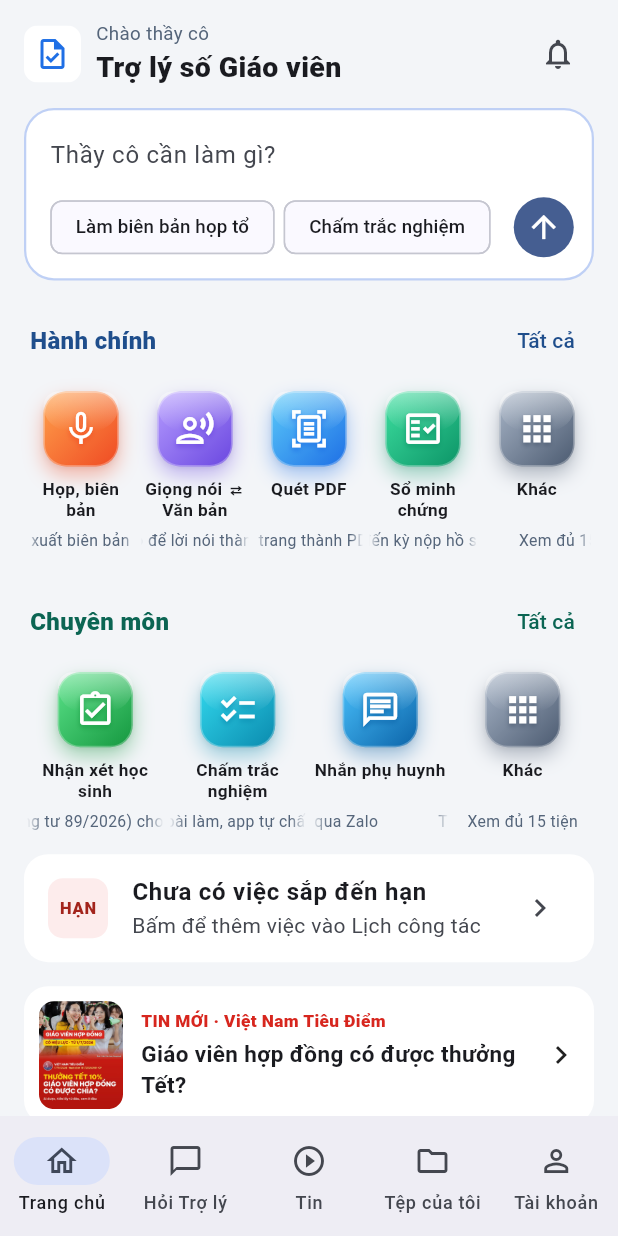
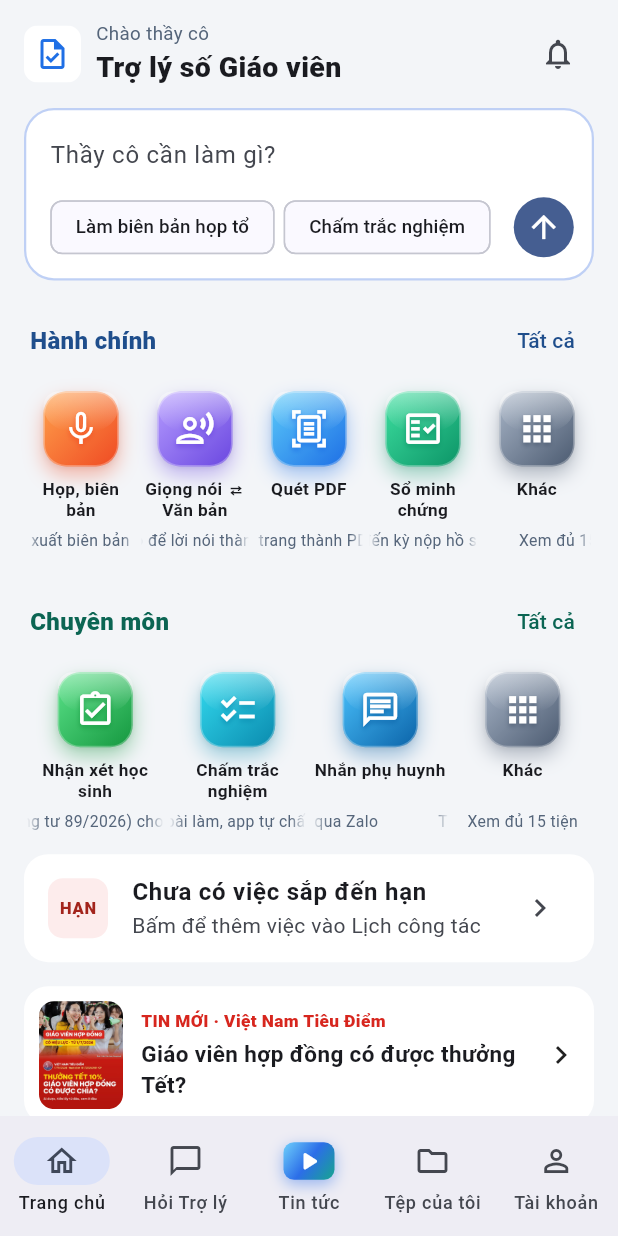
Before and after one commit to toannguyen210579-web/tro-ly-so-giao-vien, a Flutter app: the screen it shows after launch, on a phone screen of 412 x 824 dp. Run offline on Flutter 3.47's test engine with Material 3 defaults, Android fonts, the phone set to English and light mode, and no system bars; our stand-ins replace file_picker, flutter_local_notifications, flutter_tts, image_picker, pdf, share_plus and 4 more; missing offline and left inert: cunning_document_scanner, google_mlkit_barcode_scanning, google_mlkit_selfie_segmentation, google_mlkit_text_recognition, sherpa_onnx; network calls fail.

Commit message:
Đổi mục Tin thành Tin tức, biểu tượng khung chữ nhật có nút phát, màu như biểu tượng app
Co-Authored-By: Claude Opus 5.5 <noreply@anthropic.com>
Claude-Session: https://claude.ai/code/session_013BLcfBTXgorFdLkuVYw6s8

```diff
--- a/lib/screens/tin_kenh.dart
+++ b/lib/screens/tin_kenh.dart
@@ -129,7 +129,7 @@ class _ManTinState extends State<ManTin> {
   Widget build(BuildContext context) {
     final ds = _ds;
     return Scaffold(
-      appBar: AppBar(title: const Text('Tin cho thầy cô')),
+      appBar: AppBar(title: const Text('Tin tức')),
       body: ds == null
           ? const Center(child: CircularProgressIndicator())
           : RefreshIndicator(
--- a/lib/screens/trang_chu.dart
+++ b/lib/screens/trang_chu.dart
@@ -66,7 +66,7 @@ class _TrangChuState extends State<TrangChu> {
         destinations: const [
           NavigationDestination(icon: Icon(Icons.home_outlined), label: 'Trang chủ'),
           NavigationDestination(icon: Icon(Icons.chat_bubble_outline), label: 'Hỏi Trợ lý'),
-          NavigationDestination(icon: Icon(Icons.play_circle_outline), label: 'Tin'),
+          NavigationDestination(icon: BieuTuongTinTuc(), label: 'Tin tức'),
           NavigationDestination(icon: Icon(Icons.folder_outlined), label: 'Tệp của tôi'),
           NavigationDestination(icon: Icon(Icons.person_outline), label: 'Tài khoản'),
         ],
@@ -232,3 +232,29 @@ class _TrangChuState extends State<TrangChu> {
   }
 
 }
+
+
+/// Nút Tin tức ở thanh dưới: khung chữ nhật bo góc có nút phát, màu chuyển như biểu tượng app,
+/// nổi hơn các nút bên cạnh để thầy cô thấy ngay có clip mới.
+class BieuTuongTinTuc extends StatelessWidget {
+  const BieuTuongTinTuc({super.key});
+
+  @override
+  Widget build(BuildContext context) {
+    return Container(
+      width: 34,
+      height: 25,
+      decoration: BoxDecoration(
+        borderRadius: BorderRadius.circular(7),
+        gradient: const LinearGradient(
+          begin: Alignment.topLeft,
+          end: Alignment.bottomRight,
+          colors: [Color(0xFF6FD0FB), Color(0xFF2C6EE8), Color(0xFF16A58E)],
+          stops: [0, 0.5, 1],
+        ),
+        boxShadow: const [BoxShadow(color: Color(0x732C6EE8), blurRadius: 8, offset: Offset(0, 3))],
+      ),
+      child: const Icon(Icons.play_arrow_rounded, color: Colors.white, size: 21),
+    );
+  }
+}
```
Also changed, not shown: 1 other file.
